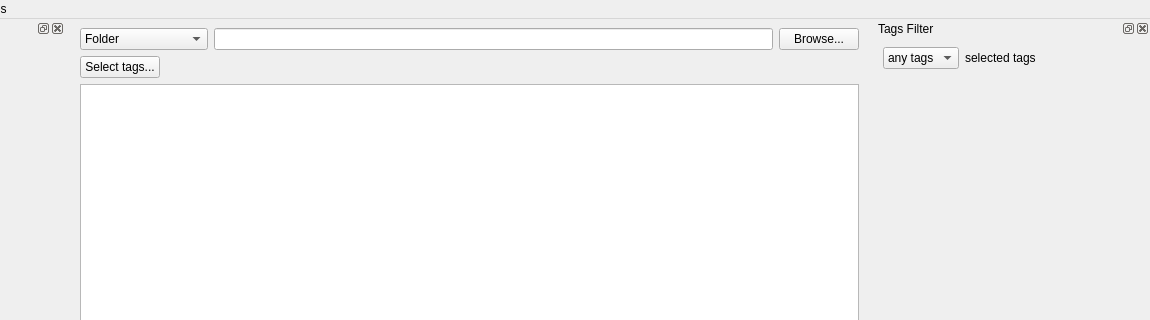
Before: the Qt Designer form ui/tagger_window.ui in midnightdim/declutter, drawn with Qt 5; both pictures show x 119 to 1269 and y 0 to 320 of the 1269 by 817 pixel window.
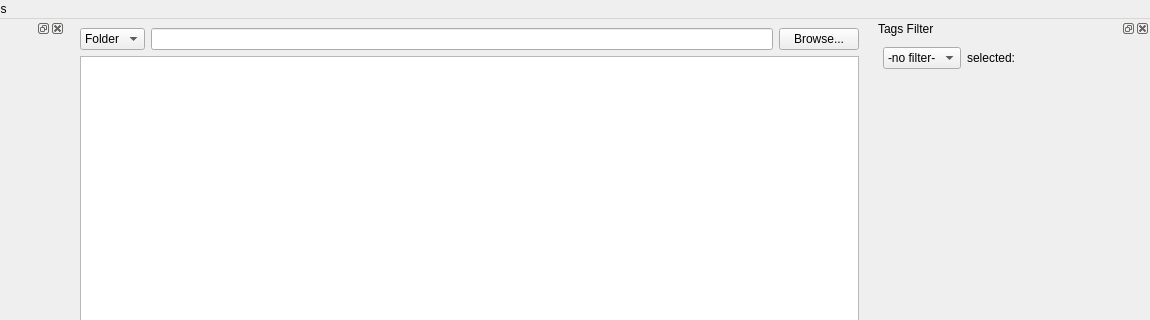
After: the same form once the commit is applied. Icons and pictures are not drawn. Custom widgets are drawn as their Qt base class.

```diff
--- a/ui/tagger_window.ui
+++ b/ui/tagger_window.ui
@@ -30,16 +30,6 @@
             <string>Folder</string>
            </property>
           </item>
-          <item>
-           <property name="text">
-            <string>Folder (untagged)</string>
-           </property>
-          </item>
-          <item>
-           <property name="text">
-            <string>Folder &amp; tags</string>
-           </property>
-          </item>
           <item>
            <property name="text">
             <string>Tag(s)</string>
@@ -59,30 +49,6 @@
         </item>
        </layout>
       </item>
-      <item>
-       <layout class="QHBoxLayout" name="horizontalLayout">
-        <item>
-         <widget class="QPushButton" name="selectTagsButton">
-          <property name="text">
-           <string>Select tags...</string>
-          </property>
-         </widget>
-        </item>
-        <item>
-         <spacer name="horizontalSpacer">
-          <property name="orientation">
-           <enum>Qt::Horizontal</enum>
-          </property>
-          <property name="sizeHint" stdset="0">
-           <size>
-            <width>40</width>
-            <height>0</height>
-           </size>
-          </property>
-         </spacer>
-        </item>
-       </layout>
-      </item>
       <item>
        <widget class="FileTree" name="treeView">
         <property name="sizePolicy">
@@ -245,7 +211,11 @@
         </property>
         <layout class="QGridLayout" name="gridLayout_3">
          <item row="0" column="0">
-          <layout class="QVBoxLayout" name="tagsLayout"/>
+          <layout class="QVBoxLayout" name="tagsLayout">
+           <property name="spacing">
+            <number>4</number>
+           </property>
+          </layout>
          </item>
          <item row="1" column="0">
           <spacer name="verticalSpacer">
@@ -390,12 +360,21 @@
       </spacer>
      </item>
      <item row="1" column="0">
-      <layout class="QGridLayout" name="tagsFilterLayout"/>
+      <layout class="QGridLayout" name="tagsFilterLayout">
+       <property name="spacing">
+        <number>4</number>
+       </property>
+      </layout>
      </item>
      <item row="0" column="0">
       <layout class="QHBoxLayout" name="horizontalLayout_4">
        <item>
         <widget class="QComboBox" name="tagsFilterCombo">
+         <item>
+          <property name="text">
+           <string>-no filter-</string>
+          </property>
+         </item>
          <item>
           <property name="text">
            <string>any tags</string>
@@ -425,8 +404,14 @@
        </item>
        <item>
         <widget class="QLabel" name="tagsFilterLabel">
+         <property name="sizePolicy">
+          <sizepolicy hsizetype="Minimum" vsizetype="Preferred">
+           <horstretch>0</horstretch>
+           <verstretch>0</verstretch>
+          </sizepolicy>
+         </property>
          <property name="text">
-          <string>selected tags</string>
+          <string>selected:</string>
          </property>
         </widget>
        </item>
```
